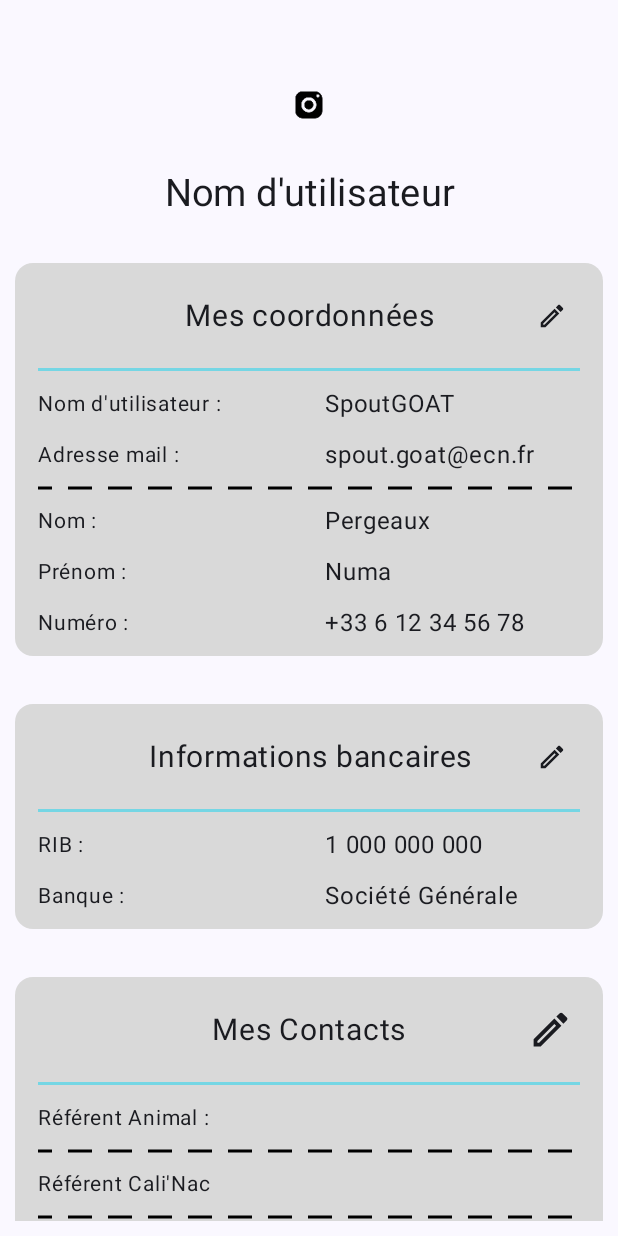
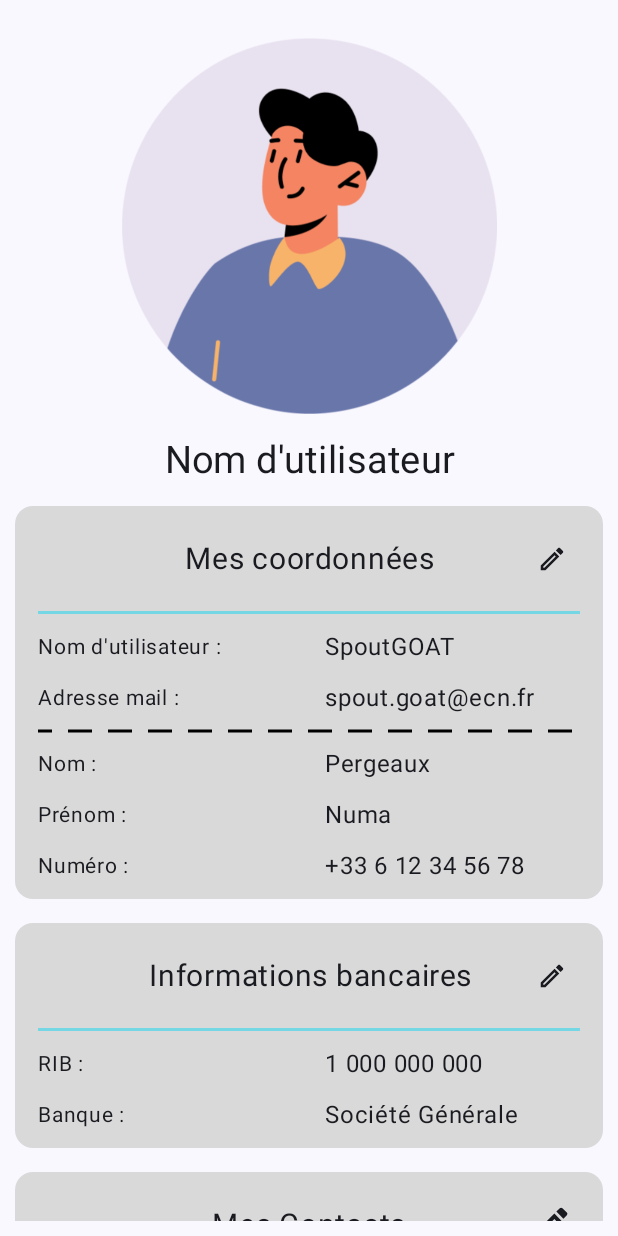
Before and after one commit to ECN-info-MEDEV/tp-devmo-thomassin_pergeaux, an Android app built with Jetpack Compose: the composable Account shown on its own in the app's theme, on a phone screen of 412 x 824 dp. Run offline under Robolectric (Android 15) with nearby library versions, the phone set to English and light mode, and no system bars.

Commit message:
add profil picture Placeholder

```diff
--- a/app/src/main/java/com/example/calinac/ui/Account.kt
+++ b/app/src/main/java/com/example/calinac/ui/Account.kt
@@ -87,13 +87,14 @@ fun Account(
             .padding(10.dp)
             .verticalScroll(rememberScrollState()),
         horizontalAlignment = Alignment.CenterHorizontally,
-        verticalArrangement = Arrangement.spacedBy(32.dp)
+        verticalArrangement = Arrangement.spacedBy(16.dp)
     ) {
-        Spacer(modifier = Modifier.height(16.dp))
         Image(
-            painter = painterResource(R.drawable.icons8_instagram_96___),
+            painter = painterResource(R.drawable.boy),
             contentDescription = null,
-            modifier = Modifier.width(300.dp)
+            modifier = Modifier
+                .width(250.dp)
+                .padding(top = 15.dp)
 
         )
         Text(
```
Also changed, not shown: app/src/main/res/drawable/boy.png (added).
